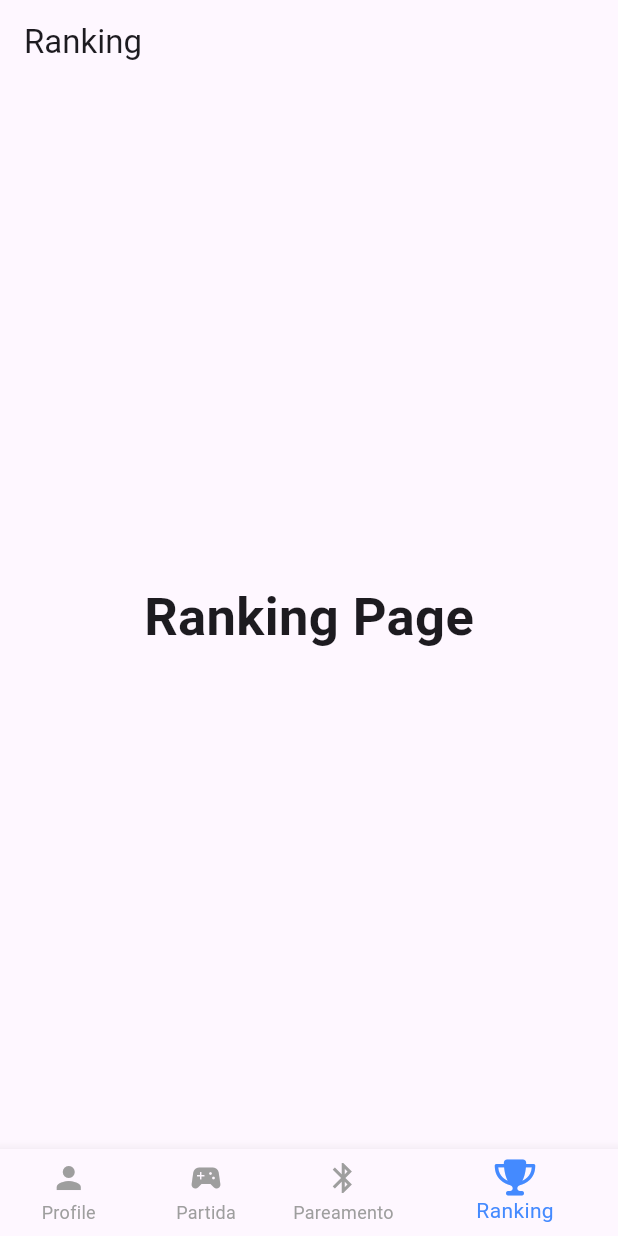
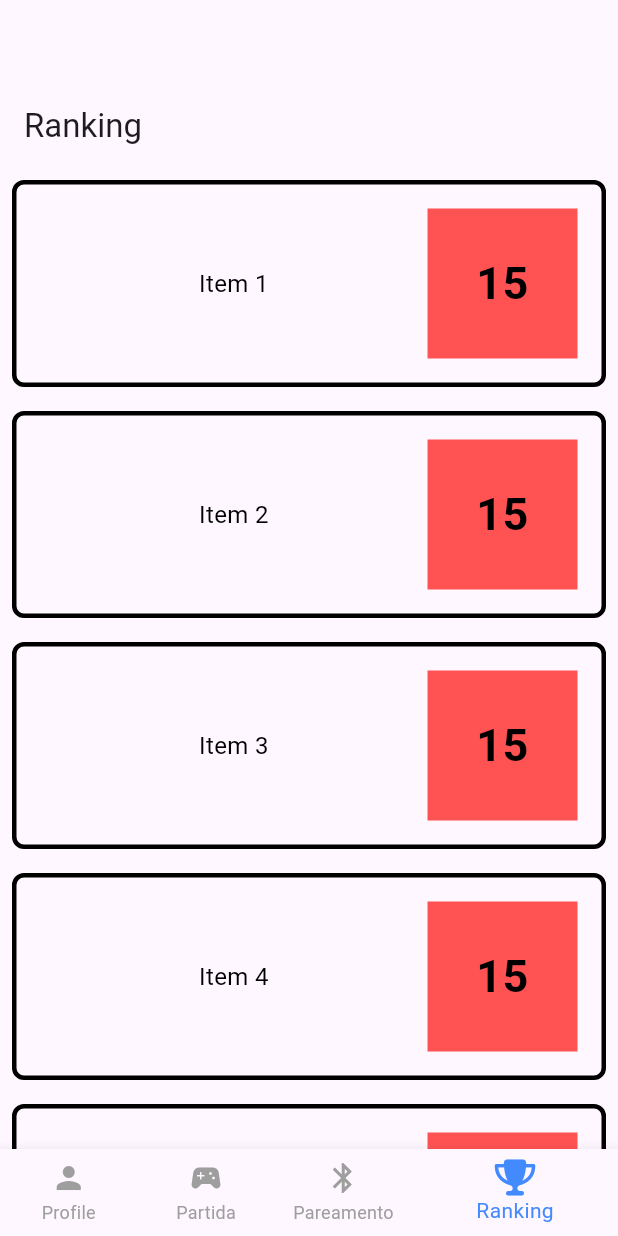
Before and after one commit to MarceloGusmao/champions_organizer, a Flutter app: the screen it shows after launch, item 4 of the bottom bar chosen, on a phone screen of 412 x 824 dp. Run offline on Flutter 3.47's test engine with Material 3 defaults, Android fonts, the phone set to English and light mode, and no system bars; our stand-ins replace font_awesome_flutter, parse_server_sdk_flutter.

Commit message:
criação da tela de ranking

```diff
--- a/lib/routes/app_routes.dart
+++ b/lib/routes/app_routes.dart
@@ -3,6 +3,7 @@
 import 'package:flutter/material.dart';
 
 import '../views/home/home_screen.dart';
+import '../views/home/ranking_screen.dart';
 import '../views/login/login_screen.dart';
 import '../views/register/register_screen.dart'; // Importe esta linha para usar MaterialPageRoute
 import "../views/home/home.dart";
@@ -12,6 +13,7 @@ class AppRoutes {
   static const String login = '/login';
   static const String register = '/register';
   static const String home = '/home';
+  static const String ranking = '/ranking';
 
   static Route<dynamic>? generateRoute(RouteSettings settings) {
     switch (settings.name) {
@@ -23,6 +25,8 @@ class AppRoutes {
         return MaterialPageRoute(builder: (_) => RegisterScreen());
       case home:
         return MaterialPageRoute(builder: (_) => HomeScreen());
+      case ranking:
+        return MaterialPageRoute(builder: (_) => RankingScreen());
       default:
         return null;
     }
--- a/lib/views/home/home.dart
+++ b/lib/views/home/home.dart
@@ -1,5 +1,6 @@
 import 'package:flutter/material.dart';
 import 'package:font_awesome_flutter/font_awesome_flutter.dart';
+import '../home/ranking_screen.dart';
 
 class MyHomePage extends StatefulWidget {
   const MyHomePage({super.key});
@@ -11,23 +12,28 @@ class MyHomePage extends StatefulWidget {
 class HomePage extends State<MyHomePage> {
   int _selectedIndex = 0;
 
-  static const List<String> _titles = [
-    'Profile',
-    'Partida',
-    'Pareamento',
-    'Ranking'
+  static  List<Widget> _titles = [
+    // 'Profile',
+    // 'Partida',
+    // 'Pareamento',
+    // 'Ranking'
+    RankingScreen(),
+    RankingScreen(),
+    RankingScreen(),
+    RankingScreen()
   ];
 
 //Aqui colocar os widget depois de ter logado
-  static const List<Widget> _widgetOptions = <Widget>[
+  static  List<Widget> _widgetOptions = <Widget>[
     Text('Profile Page',
         style: TextStyle(fontSize: 35, fontWeight: FontWeight.bold)),
     Text('Partida Page',
         style: TextStyle(fontSize: 35, fontWeight: FontWeight.bold)),
     Text('Pareamento Page',
         style: TextStyle(fontSize: 35, fontWeight: FontWeight.bold)),
-    Text('Ranking Page',
-        style: TextStyle(fontSize: 35, fontWeight: FontWeight.bold)),
+    // Text('Profile Page',
+    //     style: TextStyle(fontSize: 35, fontWeight: FontWeight.bold)),
+    RankingScreen(),
   ];
 
   void _onItemTapped(int index) {
@@ -40,7 +46,7 @@ class HomePage extends State<MyHomePage> {
   Widget build(BuildContext context) {
     return Scaffold(
       appBar: AppBar(
-        title: Text(_titles[_selectedIndex]),
+        //title: Text(_titles[_selectedIndex]),
       ),
       body: Center(
         child: _widgetOptions.elementAt(_selectedIndex),
--- /dev/null
+++ b/lib/views/home/ranking_screen.dart
@@ -0,0 +1,71 @@
+import 'package:flutter/material.dart';
+
+class RankingScreen extends StatelessWidget {
+  @override
+  Widget build(BuildContext context) {
+    return Scaffold(
+      appBar: AppBar(
+        title: Text('Ranking'),
+      ),
+      body: Center(
+        child: CardRanking(numberOfItems: 10), // Passe o número de itens aqui
+      ),
+    );
+  }
+}
+class CardRanking extends StatelessWidget {
+  final int numberOfItems;
+
+  CardRanking({required this.numberOfItems});
+
+  @override
+  Widget build(BuildContext context) {
+    return ListView.builder(
+      itemCount: numberOfItems,
+      itemBuilder: (context, index) {
+        return Container(
+          margin: EdgeInsets.all(8.0),
+          padding: EdgeInsets.all(16.0),
+          decoration: BoxDecoration(
+            color: Colors.blueAccent[50],
+            borderRadius: BorderRadius.circular(8.0),
+            border: Border.all(
+              color: Colors.black, // Cor da borda
+              width: 3.0, // Largura da borda
+            ),
+          ),
+          child: Row(
+            children: <Widget>[
+              Expanded(
+                child: Text(
+                  'Item ${index + 1}',
+                  style: TextStyle(
+                    color: Colors.black,
+                    fontSize: 16.0,
+                  ),
+                  textAlign: TextAlign.center,
+                ),
+              ),
+              Container(
+                width: 100,
+                height: 100,
+                color: Colors.redAccent,
+                child: Center(
+                  child: Text(
+                    '15',
+                    style: TextStyle(
+                      color: Colors.black,
+                      fontSize: 30.0, // Define o tamanho grande do texto aqui
+                      fontWeight: FontWeight.bold,
+                    ),
+                    textAlign: TextAlign.center,
+                  ),
+                ),
+              ),
+            ],
+          ),
+        );
+      },
+    );
+  }
+}
```
